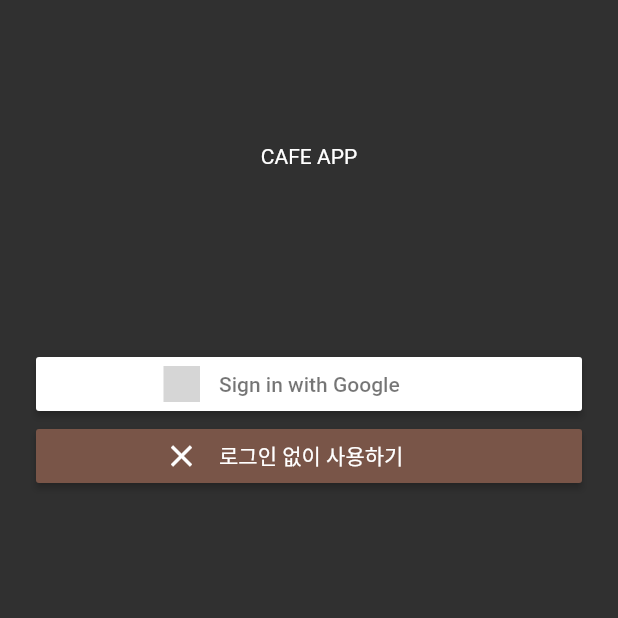
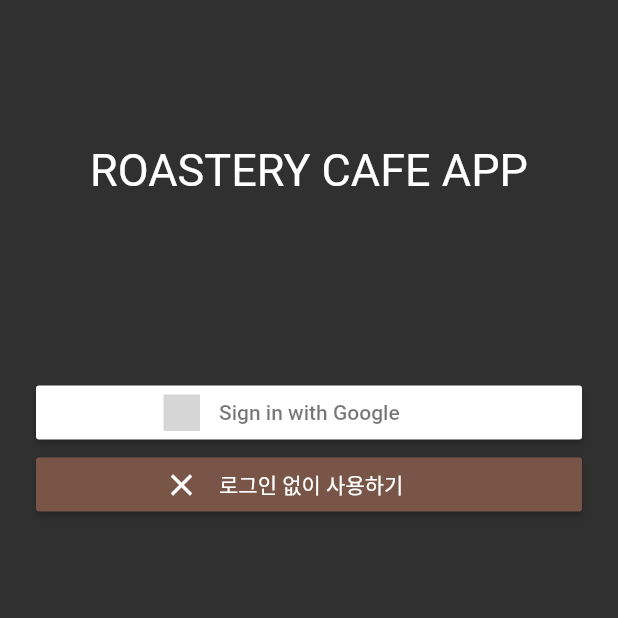
Before and after one commit to minglee68/cafeApp, a Flutter app: the screen it shows after launch, on a phone screen of 412 x 824 dp, the top half of it. Run offline on Flutter 3.47's test engine with Material 2 defaults, Android fonts, the phone set to English and light mode, and no system bars; our stand-ins replace charts_flutter, cloud_firestore, firebase_auth, firebase_storage, flutter_signin_button, geolocator and 5 more; missing offline and left inert: google_maps_webservice; accounts and stored records are empty; grey boxes are pictures that could not be loaded.

Commit message:
changed app name

```diff
--- a/lib/login.dart
+++ b/lib/login.dart
@@ -16,6 +16,7 @@ import 'package:flutter/material.dart';
 import 'auth.dart';
 import 'package:firebase_auth/firebase_auth.dart';
 import 'package:flutter_signin_button/flutter_signin_button.dart';
+import 'package:typicons_flutter/typicons_flutter.dart';
 
 class LoginPage extends StatefulWidget {
   @override
@@ -35,7 +36,12 @@ class _LoginPageState extends State<LoginPage> {
             Column(
               children: <Widget>[
                 SizedBox(height: 16.0),
-                Text('CAFE APP'),
+                Text(
+                  'ROASTERY CAFE APP',
+                  style: TextStyle(
+                    fontSize: 30,
+                  ),
+                ),
               ],
             ),
             SizedBox(height: 120.0),
--- a/pubspec.yaml
+++ b/pubspec.yaml
@@ -36,6 +36,7 @@ dependencies:
   image_picker: ^0.6.0+3
   firebase_storage: ^3.0.0
   charts_flutter: ^0.6.0
+  typicons_flutter: ^0.2.1
 
   # The following adds the Cupertino Icons font to your application.
   # Use with the CupertinoIcons class for iOS style icons.
```
Also changed, not shown: pubspec.lock.
